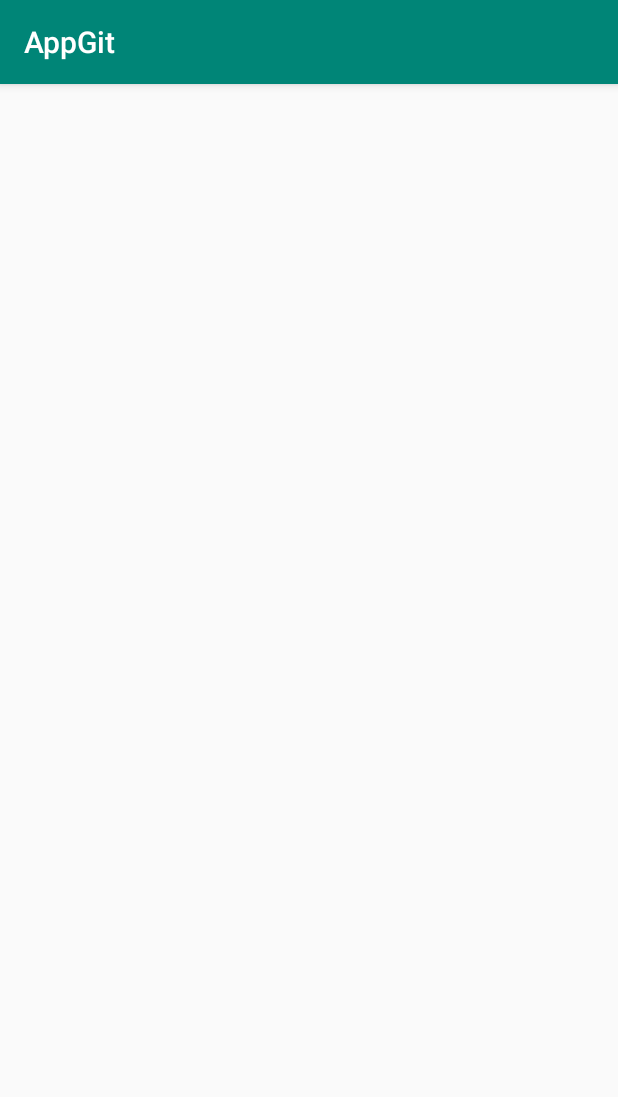
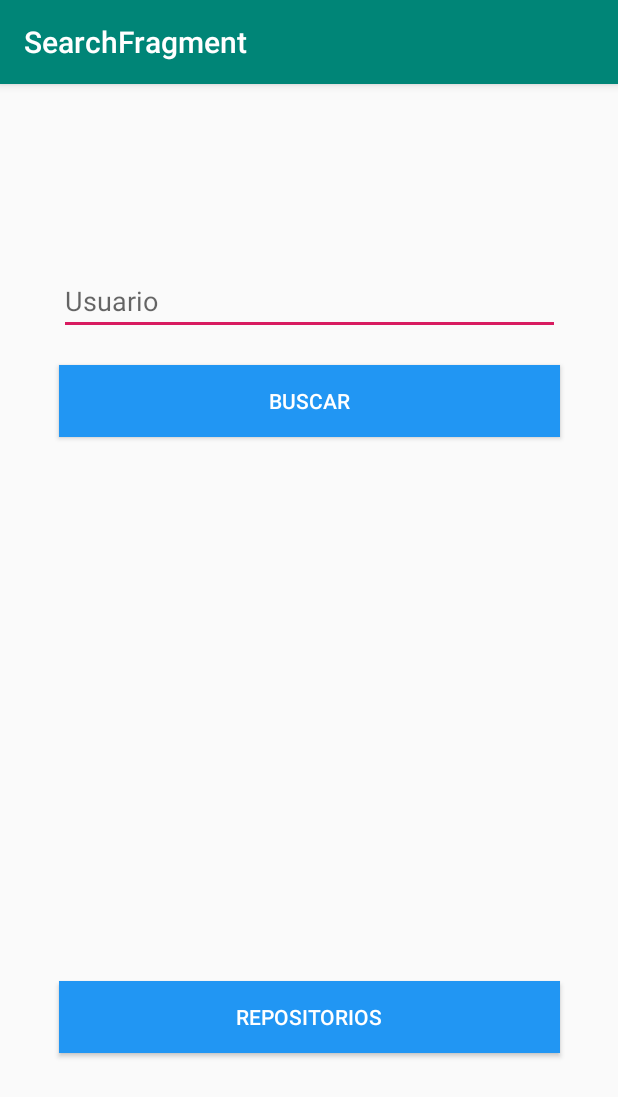
Before and after one commit to wsaldana/AppGit, an Android app: the screen it shows after launch (MainActivity), on a phone screen of 412 x 824 dp. Shown: the top 1097 px of the screen. Run offline under Robolectric (Android 15) with nearby library versions, the phone set to English and light mode, and no system bars; our stand-ins replace data binding, navigation-ui.

Commit message:
Navigation

```diff
--- a/app/build.gradle
+++ b/app/build.gradle
@@ -20,6 +20,9 @@ android {
             minifyEnabled false
             proguardFiles getDefaultProguardFile('proguard-android-optimize.txt'), 'proguard-rules.pro'
         }
+    }
+    dataBinding {
+        enabled = true
     }
 }
 
@@ -49,4 +52,8 @@ dependencies {
 
     // Retrofit Coroutines Support
     implementation "com.jakewharton.retrofit:retrofit2-kotlin-coroutines-adapter:$version_retrofit_coroutines_adapter"
+
+    //Navigation
+    implementation"android.arch.navigation:navigation-fragment-ktx:$navigationVersion"
+    implementation "android.arch.navigation:navigation-ui-ktx:$navigationVersion"
 }
--- a/app/src/main/java/com/example/appgit/MainActivity.kt
+++ b/app/src/main/java/com/example/appgit/MainActivity.kt
@@ -3,12 +3,23 @@ package com.example.appgit
 import androidx.appcompat.app.AppCompatActivity
 import android.os.Bundle
 import android.view.View
+import androidx.databinding.DataBindingUtil
+import androidx.navigation.findNavController
+import androidx.navigation.ui.NavigationUI
+import com.example.appgit.databinding.ActivityMainBinding
 
 class MainActivity : AppCompatActivity() {
 
     override fun onCreate(savedInstanceState: Bundle?) {
         super.onCreate(savedInstanceState)
         setContentView(R.layout.activity_main)
+        val navController = this.findNavController(R.id.fragment)
+        NavigationUI.setupActionBarWithNavController(this,navController)
+    }
+
+    override fun onSupportNavigateUp(): Boolean {
+        val navController = this.findNavController(R.id.fragment)
+        return navController.navigateUp()
     }
 
     fun searchUser(view: View){
--- a/app/src/main/java/com/example/appgit/SearchFragment.kt
+++ /dev/null
@@ -1,20 +0,0 @@
-package com.example.appgit
-
-import android.content.Context
-import android.net.Uri
-import android.os.Bundle
-import androidx.fragment.app.Fragment
-import android.view.LayoutInflater
-import android.view.View
-import android.view.ViewGroup
-
-class SearchFragment : Fragment() {
-
-    override fun onCreateView(
-        inflater: LayoutInflater, container: ViewGroup?,
-        savedInstanceState: Bundle?
-    ): View? {
-        // Inflate the layout for this fragment
-        return inflater.inflate(R.layout.fragment_search, container, false)
-    }
-}
--- /dev/null
+++ b/app/src/main/java/com/example/appgit/search/SearchFragment.kt
@@ -0,0 +1,30 @@
+package com.example.appgit.search
+
+import android.os.Bundle
+import androidx.fragment.app.Fragment
+import android.view.LayoutInflater
+import android.view.View
+import android.view.ViewGroup
+import androidx.databinding.DataBindingUtil
+import androidx.navigation.findNavController
+import com.example.appgit.R
+import com.example.appgit.databinding.FragmentSearchBinding
+
+class SearchFragment : Fragment() {
+
+    //private lateinit var binding: FragmentSearchBinding
+
+    override fun onCreateView(
+        inflater: LayoutInflater, container: ViewGroup?,
+        savedInstanceState: Bundle?
+    ): View? {
+        val binding = DataBindingUtil.inflate<FragmentSearchBinding>(inflater,
+            R.layout.fragment_search,container,false)
+
+        binding.btnRepositorio.setOnClickListener {
+            view?.findNavController()?.navigate(R.id.action_searchFragment_to_repositoryFragment)
+        }
+
+        return binding.root
+    }
+}
--- /dev/null
+++ b/app/src/main/java/com/example/appgit/search/SearchFragmentViewModel.kt
@@ -0,0 +1,8 @@
+package com.example.appgit.search
+
+import android.app.Application
+import androidx.lifecycle.AndroidViewModel
+import com.example.appgit.network.GitUser
+
+class SearchFragmentViewModel(@Suppress("UNUSED_PARAMETER")gitUser: GitUser, app: Application) : AndroidViewModel(app) {
+}
--- a/app/src/main/res/layout/activity_main.xml
+++ b/app/src/main/res/layout/activity_main.xml
@@ -1,20 +1,25 @@
 <?xml version="1.0" encoding="utf-8"?>
-<androidx.constraintlayout.widget.ConstraintLayout xmlns:android="http://schemas.android.com/apk/res/android"
-    xmlns:app="http://schemas.android.com/apk/res-auto"
-    xmlns:tools="http://schemas.android.com/tools"
+
+<layout
+    xmlns:android="http://schemas.android.com/apk/res/android"
+    xmlns:app="http://schemas.android.com/apk/res-auto">
+
+    <androidx.constraintlayout.widget.ConstraintLayout
         android:layout_width="match_parent"
-    android:layout_height="match_parent"
-    tools:context=".MainActivity">
+        android:layout_height="match_parent">
 
-    <FrameLayout
-        android:id="@+id/frame"
+        <fragment
+            android:id="@+id/fragment"
+            android:name="androidx.navigation.fragment.NavHostFragment"
             android:layout_width="354dp"
             android:layout_height="609dp"
             app:layout_constraintBottom_toBottomOf="parent"
             app:layout_constraintEnd_toEndOf="parent"
             app:layout_constraintStart_toStartOf="parent"
-        app:layout_constraintTop_toTopOf="parent">
+            app:layout_constraintTop_toTopOf="parent"
+            app:navGraph="@navigation/navigation"
+            app:defaultNavHost="true"/>
 
-    </FrameLayout>
 
     </androidx.constraintlayout.widget.ConstraintLayout>
+</layout>
--- a/app/src/main/res/layout/fragment_search.xml
+++ b/app/src/main/res/layout/fragment_search.xml
@@ -1,6 +1,8 @@
 <?xml version="1.0" encoding="utf-8"?>
-<LinearLayout xmlns:android="http://schemas.android.com/apk/res/android"
-    xmlns:app="http://schemas.android.com/apk/res-auto"
+<layout xmlns:android="http://schemas.android.com/apk/res/android"
+    xmlns:app="http://schemas.android.com/apk/res-auto">
+
+    <LinearLayout
         android:orientation="vertical" android:layout_width="match_parent"
         android:layout_height="match_parent"
         android:gravity="center">
@@ -49,6 +51,8 @@
             android:text="REPOSITORIOS"
             android:textColor="#FFFFFF"
             android:onClick="viewRepos"
-        android:visibility="invisible" />
+             />
 
     </LinearLayout>
+
+</layout>
--- /dev/null
+++ b/app/src/main/res/navigation/navigation.xml
@@ -0,0 +1,22 @@
+<?xml version="1.0" encoding="utf-8"?>
+<navigation xmlns:android="http://schemas.android.com/apk/res/android"
+    xmlns:app="http://schemas.android.com/apk/res-auto"
+    xmlns:tools="http://schemas.android.com/tools"
+    android:id="@+id/navigation"
+    app:startDestination="@id/searchFragment">
+
+    <fragment
+        android:id="@+id/searchFragment"
+        android:name="com.example.appgit.search.SearchFragment"
+        android:label="SearchFragment"
+        tools:layout="@layout/fragment_search">
+        <action
+            android:id="@+id/action_searchFragment_to_repositoryFragment"
+            app:destination="@id/repositoryFragment" />
+    </fragment>
+    <fragment
+        android:id="@+id/repositoryFragment"
+        android:name="com.example.appgit.RepositoryFragment"
+        android:label="fragment_repository"
+        tools:layout="@layout/fragment_repository" />
+</navigation>
--- a/build.gradle
+++ b/build.gradle
@@ -8,6 +8,7 @@ buildscript {
         version_retrofit = "2.5.0"
         version_retrofit_coroutines_adapter = "0.9.2"
         version_kotlin_coroutines = "1.1.0"
+        navigationVersion = '1.0.0-rc02'
     }
     repositories {
         google()
```
Lines whose indentation alone changed are shown as unchanged.
